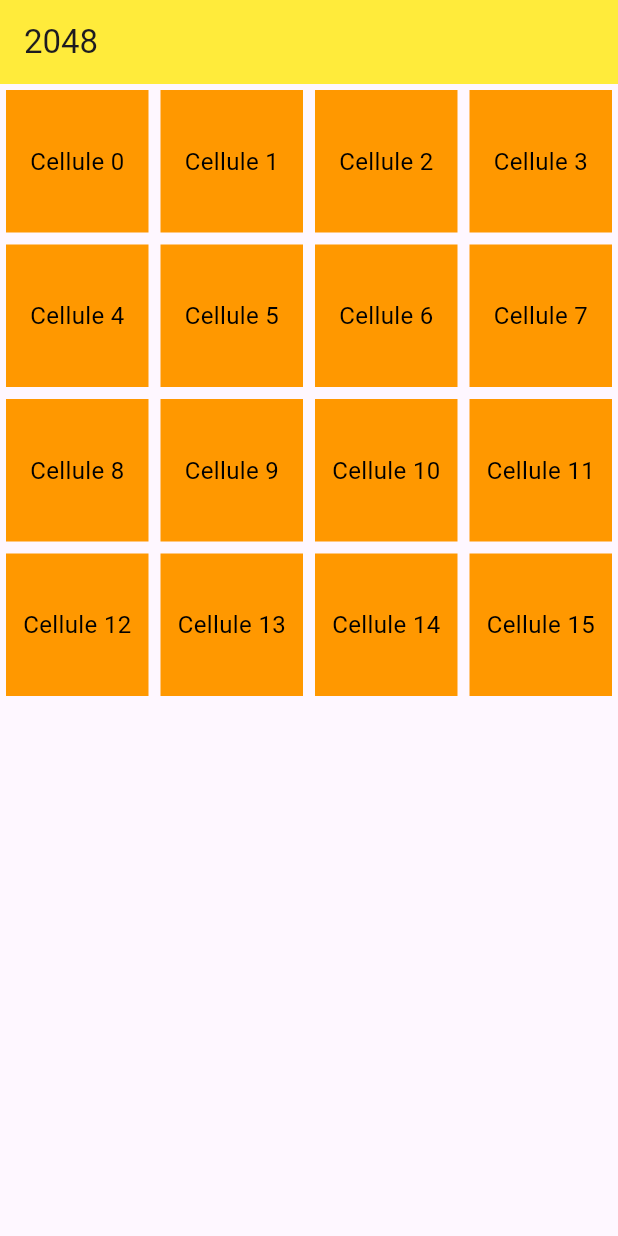
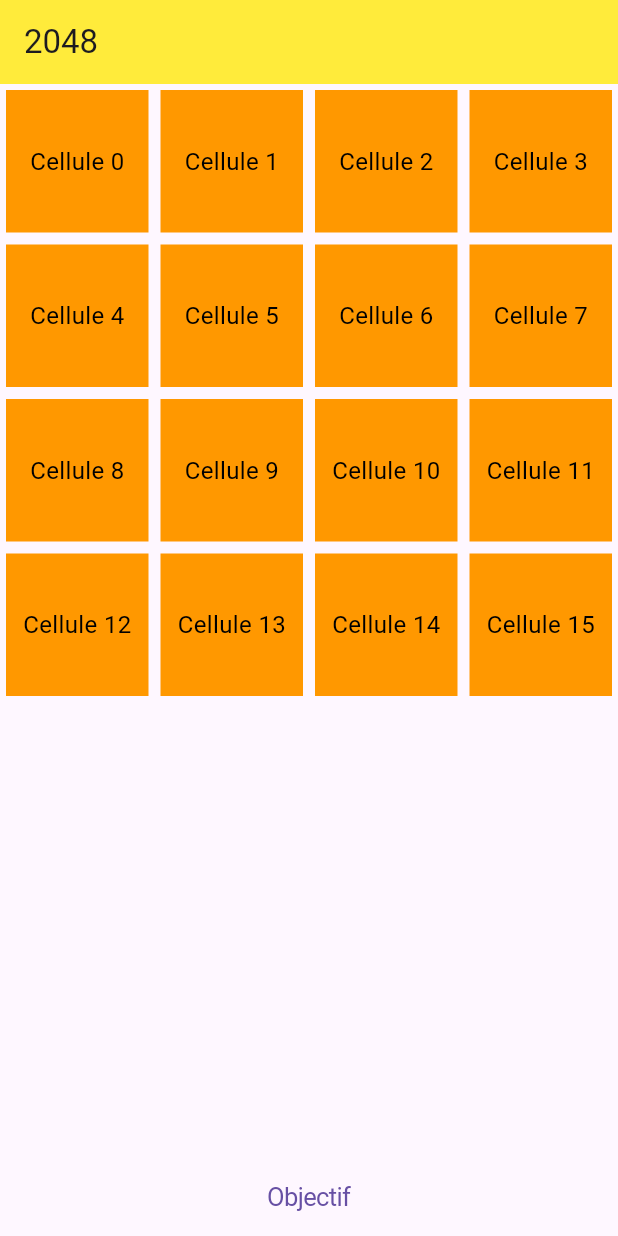
Before and after one commit to Corentin0502/jeu_2048, a Flutter app: the screen it shows after launch, on a phone screen of 412 x 824 dp. Run offline on Flutter 3.47's test engine with Material 3 defaults, Android fonts, the phone set to English and light mode, and no system bars.

Commit message:
Ajout bouton objectif + liste des objectifs

```diff
--- a/lib/main.dart
+++ b/lib/main.dart
@@ -1,4 +1,5 @@
 import 'package:flutter/material.dart';
+import 'package:jeu_2048/widget/listeDeroulante.dart';
 
 void main() {
   runApp(MyApp());
@@ -10,12 +11,15 @@ class MyApp extends StatelessWidget {
     return MaterialApp(
       home: Scaffold(
         appBar: AppBar(
-          title: Text('2048'),
+          title: const Text('2048'),
           backgroundColor: Colors.yellow,
         ),
-        body: GridView.builder(
-          gridDelegate: SliverGridDelegateWithFixedCrossAxisCount(
-            crossAxisCount: 4,    // 4 colonnes
+        body: Column(
+          children: [
+            Expanded(
+              child: GridView.builder(
+                gridDelegate: const SliverGridDelegateWithFixedCrossAxisCount(
+                  crossAxisCount: 4, // 4 colonnes
                   childAspectRatio: 1, // Chaque cellule est carrée
                 ),
                 itemCount: 16, // 4x4 = 16 cellules
@@ -33,6 +37,10 @@ class MyApp extends StatelessWidget {
                 },
               ),
             ),
+            ActionSheetExample(), // bouton selection objectif
+          ],
+        ),
+      ),
     );
   }
 }
```
Also changed, not shown: lib/widget/listeDeroulante.dart (added, +49 -0 lines). Lines whose indentation alone changed are shown as unchanged.
